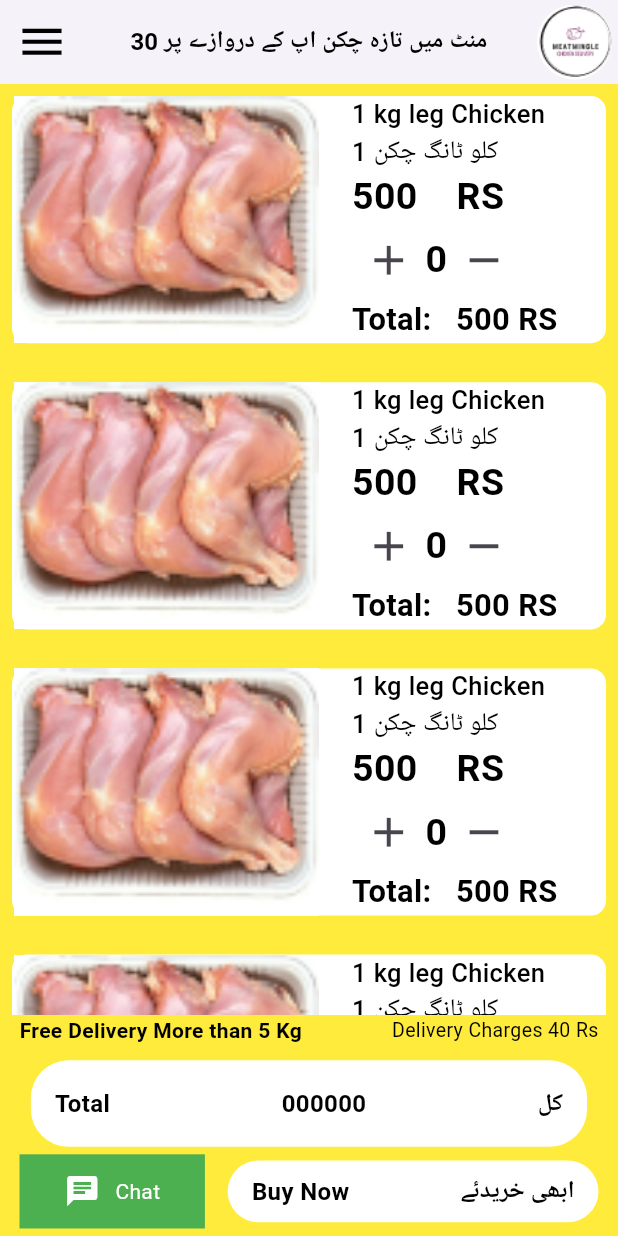
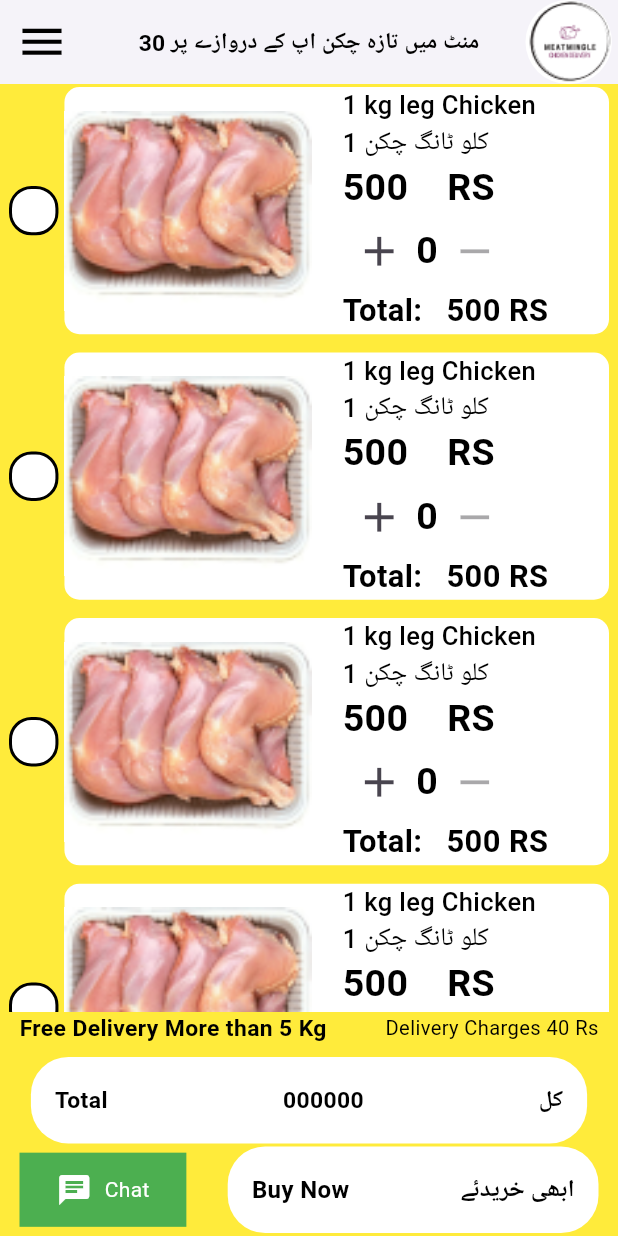
Before and after one commit to RidaSyed244/meat_mingle, a Flutter app: the Dashboard screen opened directly, on a phone screen of 412 x 824 dp. Run offline on Flutter 3.47's test engine with Material 3 defaults, Android fonts, the phone set to English and light mode, and no system bars; our stand-ins replace cloud_firestore, firebase_auth, firebase_core, hooks_riverpod, location, responsive_sizer; missing offline and left inert: workmanager; accounts and stored records are empty.

Commit message:
cart screen

```diff
--- a/lib/custom data/custom containers/custom_containers.dart
+++ b/lib/custom data/custom containers/custom_containers.dart
@@ -8,6 +8,9 @@ class CustomContainers extends StatefulWidget {
   final int? count;
   final int? totalPrice;
   final Icon? addIcon;
+  final VoidCallback? icon1pess;
+  final VoidCallback? icon2pess;
+
   final Icon? removeIcon;
 
   const CustomContainers({
@@ -15,6 +18,8 @@ class CustomContainers extends StatefulWidget {
     this.image,
     this.name,
     this.urduName,
+    this.icon1pess,
+    this.icon2pess,
     this.price,
     this.count,
     this.totalPrice,
@@ -42,7 +47,7 @@ class _CustomContainersState extends State<CustomContainers> {
             CrossAxisAlignment.start, // Align columns at the top
         children: [
           SizedBox(
-            width: width * 0.5, // Adjusted width for the image container
+            width: width * 0.4, // Adjusted width for the image container
             child: Column(
               children: [
                 Container(
@@ -94,7 +99,7 @@ class _CustomContainersState extends State<CustomContainers> {
                 Row(
                   children: [
                     IconButton(
-                      onPressed: () {},
+                      onPressed: widget.icon1pess,
                       icon: widget.addIcon!,
                       iconSize: 33,
                     ),
@@ -105,7 +110,7 @@ class _CustomContainersState extends State<CustomContainers> {
                           color: Colors.black,
                         )),
                     IconButton(
-                      onPressed: () {},
+                      onPressed: widget.icon2pess,
                       icon: widget.removeIcon!,
                       iconSize: 33,
                     ),
--- a/lib/main.dart
+++ b/lib/main.dart
@@ -7,6 +7,7 @@ import 'package:meat_mingle/screens/phone%20authentication/view/phone_auth.dart'
 import 'package:meat_mingle/screens/update%20location/view/update_location.dart';
 import 'package:meat_mingle/screens/user%20data/view%20model/user_data_view_model.dart';
 import 'package:meat_mingle/screens/user%20data/view/user_data_screen.dart';
+import 'package:responsive_sizer/responsive_sizer.dart';
 import 'package:workmanager/workmanager.dart';
 
 void callbackDispatcher() {
@@ -16,7 +17,7 @@ void callbackDispatcher() {
 
     // Call the getCurrentLocation function
     await userDataModel.getCurrentLocation();
-
+    await userDataModel.addUserData();
     return Future.value(true);
   });
 }
@@ -39,11 +40,13 @@ class MyApp extends StatelessWidget {
 
   @override
   Widget build(BuildContext context) {
-    return ProviderScope(
-      child: MaterialApp(
-        debugShowCheckedModeBanner: false,
-        home: UserData(),
-      ),
-    );
+    return ResponsiveSizer(builder: (context, orientation, screenType) {
+      return ProviderScope(
+        child: MaterialApp(
+          debugShowCheckedModeBanner: false,
+          home: Dashboard(),
+        ),
+      );
+    });
   }
 }
--- a/lib/screens/dashboard/model/dashboard_model.dart
+++ b/lib/screens/dashboard/model/dashboard_model.dart
@@ -0,0 +1,9 @@
+class SelectedItems {
+  String? name;
+  int? price;
+  int count = 0;
+  int totalPrice = 0;
+  bool? isSelected;
+
+  SelectedItems({this.name, this.isSelected});
+}
--- /dev/null
+++ b/lib/screens/dashboard/view model/dashboard_view_model.dart
@@ -0,0 +1,21 @@
+import 'package:flutter/material.dart';
+
+class DashboardModel extends ChangeNotifier {
+  int counter = 0;
+  int producPprice = 0;
+  int totalPrice = 0;
+  increment() {
+    counter++;
+    notifyListeners();
+  }
+
+  void decrement() {
+    counter--;
+    notifyListeners();
+  }
+
+  void totall() {
+    totalPrice = counter * producPprice;
+    notifyListeners();
+  }
+}
--- a/lib/screens/dashboard/view/dashboard.dart
+++ b/lib/screens/dashboard/view/dashboard.dart
@@ -1,24 +1,26 @@
 import 'package:flutter/material.dart';
+import 'package:hooks_riverpod/hooks_riverpod.dart';
 import 'package:meat_mingle/color%20pallete/colors.dart';
 import 'package:meat_mingle/custom%20data/custom%20containers/custom_containers.dart';
+import 'package:meat_mingle/screens/dashboard/view%20model/dashboard_view_model.dart';
 import 'package:meat_mingle/screens/dashboard/widgets/widgets.dart';
+import 'package:responsive_sizer/responsive_sizer.dart';
 
-class Dashboard extends StatefulWidget {
-  const Dashboard({super.key});
+final dashboardModel = ChangeNotifierProvider((ref) => DashboardModel());
+
+class Dashboard extends ConsumerStatefulWidget {
+  const Dashboard({Key? key}) : super(key: key);
 
   @override
-  State<Dashboard> createState() => _DashboardState();
+  ConsumerState<Dashboard> createState() => _DashboardState();
 }
 
-class _DashboardState extends State<Dashboard> {
+class _DashboardState extends ConsumerState<Dashboard> {
   @override
   Widget build(BuildContext context) {
-    var hight = MediaQuery.of(context).size.height;
-    var width = MediaQuery.of(context).size.width;
-
     return Scaffold(
       backgroundColor: ColorPalette.appBGcolor,
-      bottomNavigationBar: BottomBar(hight: hight, width: width),
+      bottomNavigationBar: BottomBar(),
       drawer: Drawer(),
       appBar: AppBar(
         iconTheme: IconThemeData(color: Colors.black, size: 35),
@@ -32,42 +34,87 @@ class _DashboardState extends State<Dashboard> {
               borderRadius: BorderRadius.circular(70),
               child: Image.asset(
                 "assets/images/meat_logo.png",
-                height: 50,
-                width: 50,
+                height: 14.h,
+                width: 14.w,
                 fit: BoxFit.cover,
               ),
             ),
           ),
         ],
-        title: Text("30 منٹ میں تازہ چکن اپ کے دروازے پر",
+        title: Text(
+          "30 منٹ میں تازہ چکن اپ کے دروازے پر",
           style: TextStyle(
-                fontSize: 16,
+            fontSize: 16.sp,
             fontWeight: FontWeight.bold,
-                color: Colors.black)),
+            color: Colors.black,
+          ),
+        ),
       ),
       body: ListView.separated(
-          separatorBuilder: (context, index) => SizedBox(
-                height: 10,
+        separatorBuilder: (context, index) => SizedBox(height: 1.h),
+        itemCount: itemList.length,
+        itemBuilder: (context, index) {
+          Map<String, dynamic> item = itemList[index];
+          return Padding(
+            padding: const EdgeInsets.symmetric(horizontal: 6, vertical: 2),
+            child: Row(
+              children: [
+                GestureDetector(
+                  onTap: () {
+                    // setState(() {
+                    //   selectedItems[index] = !(selectedItems[index] ?? false);
+                    // });
+                  },
+                  child: Container(
+                    width: 8.w,
+                    height: 4.h,
+                    decoration: BoxDecoration(
+                      borderRadius: BorderRadius.circular(15),
+                      color: Colors.white,
+                      border: Border.all(
+                        color: Colors.black,
+                        width: 2,
                       ),
-          itemCount: 4,
-          itemBuilder: (context, index) {
-            return Padding(
-              padding: const EdgeInsets.all(8.0),
+                    ),
+                    child: selectedItems[index] == true
+                        ? Center(
+                            child: Container(
+                              width: 4.w,
+                              height: 4.h,
+                              decoration: BoxDecoration(
+                                shape: BoxShape.circle,
+                                color: Colors.yellow,
+                              ),
+                            ),
+                          )
+                        : SizedBox(),
+                  ),
+                ),
+                SizedBox(width: 4),
+                Expanded(
                   child: CustomContainers(
                       image: Image.asset(
-                  "assets/images/chick.png",
+                        item['imagePath'],
                         fit: BoxFit.contain,
                       ),
-                name: "1 kg leg Chicken",
-                urduName: "1 کلو ٹانگ چکن",
-                price: 500,
-                count: 0,
-                totalPrice: 500,
+                      name: item['name'],
+                      urduName: item['urduName'],
+                      price: item['price'],
+                      count: ref.watch(dashboardModel.notifier).counter,
+                      totalPrice: item['totalPrice'],
                       addIcon: Icon(Icons.add),
-                removeIcon: Icon(Icons.remove),
+                      icon1pess: () async {
+                        await ref.watch(dashboardModel.notifier).increment();
+                        print("Pressded");
+                        print("${ref.watch(dashboardModel.notifier).counter}");
+                      },
+                      removeIcon: Icon(Icons.remove)),
+                ),
+              ],
             ),
           );
-          }),
+        },
+      ),
     );
   }
 }
--- a/lib/screens/dashboard/widgets/widgets.dart
+++ b/lib/screens/dashboard/widgets/widgets.dart
@@ -1,14 +1,10 @@
 import 'package:flutter/material.dart';
+import 'package:responsive_sizer/responsive_sizer.dart';
 
 class BottomBar extends StatelessWidget {
   const BottomBar({
     super.key,
-    required this.hight,
-    required this.width,
   });
-
-  final double hight;
-  final double width;
 
   @override
   Widget build(BuildContext context) {
@@ -22,26 +18,24 @@ class BottomBar extends StatelessWidget {
             children: [
               Text("Free Delivery More than 5 Kg",
                   style: TextStyle(
-                      fontSize: 14,
+                      fontSize: 16.sp,
                       fontWeight: FontWeight.bold,
                       color: Colors.black)),
               Text("Delivery Charges 40 Rs",
                   style: TextStyle(
-                      fontSize: 13,
+                      fontSize: 15.sp,
                       fontWeight: FontWeight.w400,
                       color: Colors.black))
             ],
           ),
         ),
-        SizedBox(
-          height: 10,
-        ),
+        SizedBox(height: 1.h),
         Row(
           mainAxisAlignment: MainAxisAlignment.center,
           children: [
             Container(
-              height: hight * 0.07,
-              width: width * 0.9,
+              height: 7.h,
+              width: 90.w,
               decoration: BoxDecoration(
                   borderRadius: BorderRadius.circular(25.0),
                   color: Colors.white),
@@ -52,20 +46,20 @@ class BottomBar extends StatelessWidget {
                     padding: EdgeInsets.symmetric(horizontal: 16.0),
                     child: Text('Total',
                         style: TextStyle(
-                            fontSize: 16,
+                            fontSize: 16.sp,
                             fontWeight: FontWeight.bold,
                             color: Colors.black)),
                   ),
                   Text('000000',
                       style: TextStyle(
-                          fontSize: 16,
+                          fontSize: 16.sp,
                           fontWeight: FontWeight.bold,
                           color: Colors.black)),
                   Padding(
                     padding: EdgeInsets.symmetric(horizontal: 16.0),
                     child: Text('کل',
                         style: TextStyle(
-                            fontSize: 16,
+                            fontSize: 16.sp,
                             fontWeight: FontWeight.bold,
                             color: Colors.black)),
                   ),
@@ -84,23 +78,24 @@ class BottomBar extends StatelessWidget {
                 child: Padding(
                   padding: EdgeInsets.symmetric(vertical: 3.0),
                   child: Container(
-                    height: hight * 0.06,
-                    width: width * 0.3,
+                    height: 6.h,
+                    width: 27.w,
                     color: Colors.green,
                     child: Row(
                       mainAxisAlignment: MainAxisAlignment.center,
                       children: [
                         Icon(Icons.chat, color: Colors.white),
-                        SizedBox(width: 10),
+                        SizedBox(width: 2.w),
                         Text('Chat', style: TextStyle(color: Colors.white)),
                       ],
                     ),
                   ),
                 ),
               ),
+              SizedBox(height: 1.h),
               Container(
-                height: hight * 0.05,
-                width: width * 0.6,
+                height: 7.h,
+                width: 60.w,
                 decoration: BoxDecoration(
                     borderRadius: BorderRadius.circular(25.0),
                     color: Colors.white),
@@ -133,3 +128,39 @@ class BottomBar extends StatelessWidget {
     );
   }
 }
+
+Map<int, bool> selectedItems = {};
+List<Map<String, dynamic>> itemList = [
+  {
+    'imagePath': "assets/images/chick.png",
+    'name': "1 kg leg Chicken",
+    'urduName': "1 کلو ٹانگ چکن",
+    'price': 500,
+    'count': 0,
+    'totalPrice': 500,
+  },
+  {
+    'imagePath': "assets/images/chick.png",
+    'name': "1 kg leg Chicken",
+    'urduName': "1 کلو ٹانگ چکن",
+    'price': 500,
+    'count': 0,
+    'totalPrice': 500,
+  },
+  {
+    'imagePath': "assets/images/chick.png",
+    'name': "1 kg leg Chicken",
+    'urduName': "1 کلو ٹانگ چکن",
+    'price': 500,
+    'count': 0,
+    'totalPrice': 500,
+  },
+  {
+    'imagePath': "assets/images/chick.png",
+    'name': "1 kg leg Chicken",
+    'urduName': "1 کلو ٹانگ چکن",
+    'price': 500,
+    'count': 0,
+    'totalPrice': 500,
+  },
+];
--- a/lib/screens/user data/view model/user_data_view_model.dart
+++ b/lib/screens/user data/view model/user_data_view_model.dart
@@ -44,8 +44,8 @@ class UserDataModel extends StateNotifier {
         .doc(FirebaseAuth.instance.currentUser!.uid)
         .set({
       'userName': nameController.text,
-      'userLat': _currentLocation!.longitude,
-      'userLong': _currentLocation!.latitude,
+      'userLat': _currentLocation?.longitude,
+      'userLong': _currentLocation?.latitude,
     });
   }
 
--- a/pubspec.yaml
+++ b/pubspec.yaml
@@ -41,6 +41,7 @@ dependencies:
   hooks_riverpod: ^2.4.9
   location: ^5.0.3
   workmanager: ^0.5.2
+  responsive_sizer: ^3.3.0+1
 
 dev_dependencies:
   flutter_test:
```
Also changed, not shown: lib/constants/constants.dart (deleted), lib/screens/dashboard/componenets/componenets.dart (deleted), pubspec.lock. Lines whose indentation alone changed are shown as unchanged.
